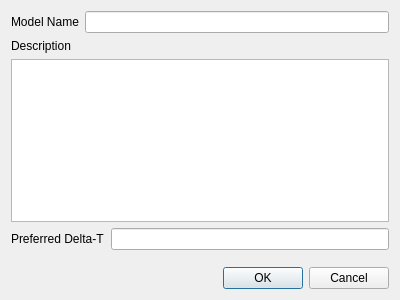
Qt form src/dialogs/model_parameters_dialog.ui (teafis/ModelTea) before a commit.
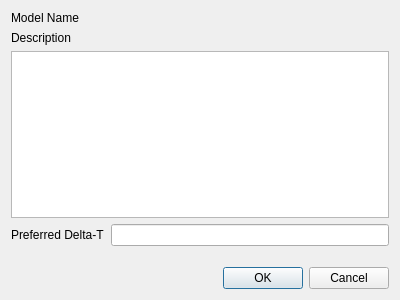
The same form after that commit.

Commit message: Updates to parameter dialog

```diff
--- a/src/dialogs/model_parameters_dialog.ui
+++ b/src/dialogs/model_parameters_dialog.ui
@@ -18,18 +18,17 @@
     <layout class="QHBoxLayout" name="nameLayout">
      <item>
       <widget class="QLabel" name="nameLabel">
+       <property name="sizePolicy">
+        <sizepolicy hsizetype="Preferred" vsizetype="Preferred">
+         <horstretch>0</horstretch>
+         <verstretch>0</verstretch>
+        </sizepolicy>
+       </property>
        <property name="text">
         <string>Model Name</string>
        </property>
       </widget>
      </item>
-     <item>
-      <widget class="QLineEdit" name="nameLineEdit">
-       <property name="readOnly">
-        <bool>true</bool>
-       </property>
-      </widget>
-     </item>
     </layout>
    </item>
    <item>
```
The commit also changes 1 other file.
